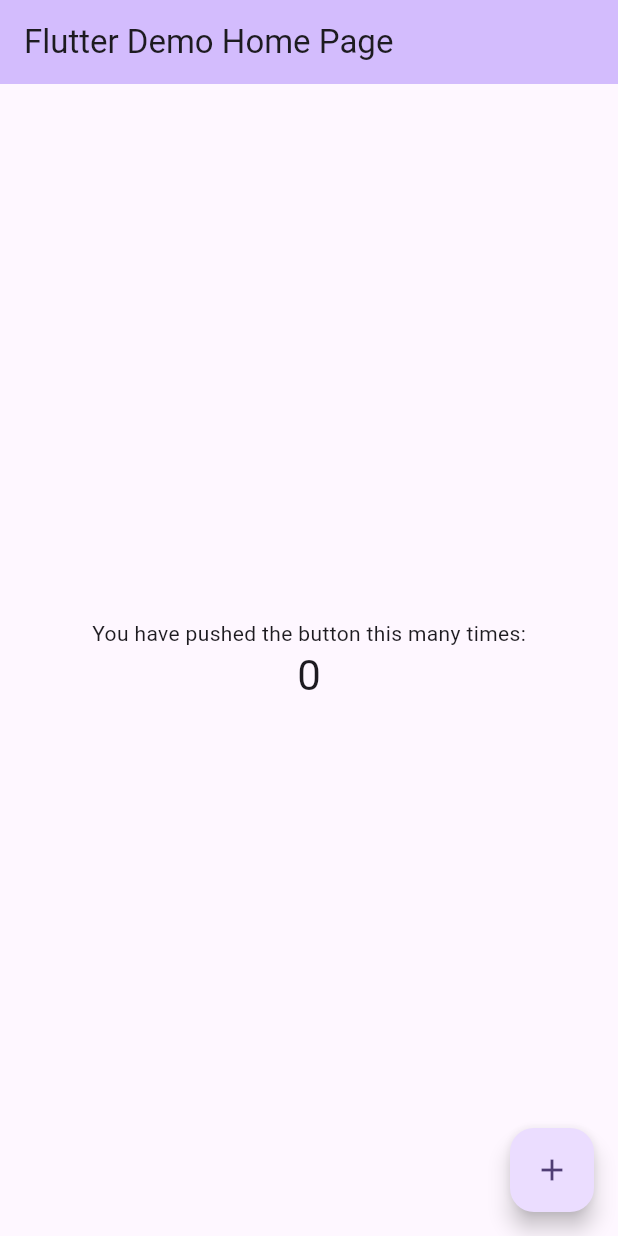
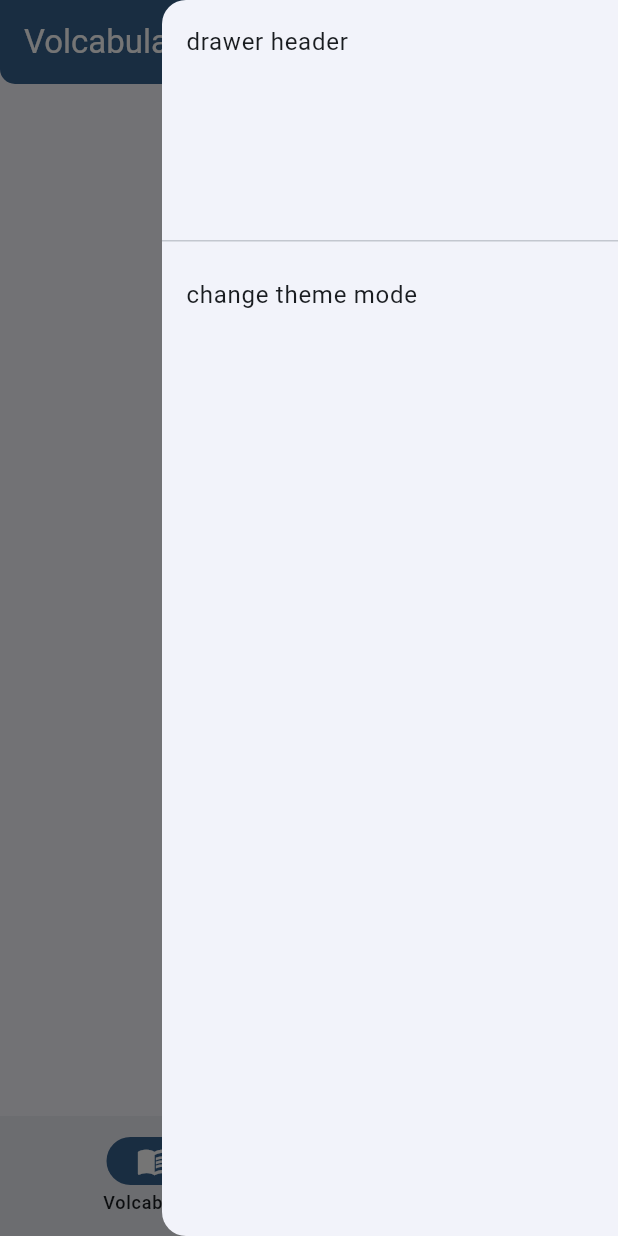
Before and after one commit to DangNguyen1912/VocabDrawer, a Flutter app: the screen it shows after launch, with the side drawer open (before the commit the screen has no drawer), on a phone screen of 412 x 824 dp. Run offline on Flutter 3.47's test engine with Material 3 defaults, Android fonts, the phone set to English and light mode, and no system bars; our stand-ins replace shared_preferences.

Commit message:
set up simple temp ui with dark mode toggle (saved in sharedPreferences)

```diff
--- /dev/null
+++ b/lib/data/models/page_model.dart
@@ -0,0 +1,8 @@
+import 'package:flutter/material.dart';
+
+class PageModel {
+  String name;
+  Widget page;
+  IconData icon;
+  PageModel({required this.name, required this.page, required this.icon});
+}
--- /dev/null
+++ b/lib/data/user_prefs.dart
@@ -0,0 +1,23 @@
+import 'package:flutter/material.dart';
+import 'package:shared_preferences/shared_preferences.dart';
+import 'package:vocab_drawer/main.dart';
+
+class UserPrefs {
+  static SharedPreferences? _prefs;
+
+  static Future<void> init() async {
+    _prefs = await SharedPreferences.getInstance();
+  }
+
+  static bool isDarkMode() {
+    return _prefs?.getBool('is_dark_mode') ?? false;
+  }
+
+  static Future<void> setDarkMode(bool isDark) async {
+    print(isDark);
+    await _prefs?.setBool('is_dark_mode', isDark);
+    currentModeNotifier.value = UserPrefs.isDarkMode()
+        ? ThemeMode.dark
+        : ThemeMode.light;
+  }
+}
--- a/lib/main.dart
+++ b/lib/main.dart
@@ -1,122 +1,49 @@
 import 'package:flutter/material.dart';
+import 'package:vocab_drawer/data/user_prefs.dart';
+import 'package:vocab_drawer/views/page_manager.dart';
 
-void main() {
+ValueNotifier<ThemeMode> currentModeNotifier = ValueNotifier(ThemeMode.system);
+
+void main() async {
+  WidgetsFlutterBinding.ensureInitialized();
+  await UserPrefs.init();
+  currentModeNotifier.value = UserPrefs.isDarkMode()
+      ? ThemeMode.dark
+      : ThemeMode.light;
+
   runApp(const MyApp());
 }
 
 class MyApp extends StatelessWidget {
   const MyApp({super.key});
 
-  // This widget is the root of your application.
   @override
   Widget build(BuildContext context) {
-    return MaterialApp(
-      title: 'Flutter Demo',
-      theme: ThemeData(
-        // This is the theme of your application.
-        //
-        // TRY THIS: Try running your application with "flutter run". You'll see
-        // the application has a purple toolbar. Then, without quitting the app,
-        // try changing the seedColor in the colorScheme below to Colors.green
-        // and then invoke "hot reload" (save your changes or press the "hot
-        // reload" button in a Flutter-supported IDE, or press "r" if you used
-        // the command line to start the app).
-        //
-        // Notice that the counter didn't reset back to zero; the application
-        // state is not lost during the reload. To reset the state, use hot
-        // restart instead.
-        //
-        // This works for code too, not just values: Most code changes can be
-        // tested with just a hot reload.
-        colorScheme: .fromSeed(seedColor: Colors.deepPurple),
-      ),
-      home: const MyHomePage(title: 'Flutter Demo Home Page'),
+    return ValueListenableBuilder(
+      valueListenable: currentModeNotifier,
+      builder: (context, currentMode, child) {
+        print(currentMode);
+        return MaterialApp(
+          title: 'Vocab Drawer',
+          debugShowCheckedModeBanner: false,
+          theme: ThemeData(
+            useMaterial3: true,
+            colorScheme: ColorScheme.fromSeed(
+              seedColor: Colors.blue,
+              brightness: Brightness.light,
+            ),
+          ),
+          darkTheme: ThemeData(
+            useMaterial3: true,
+            colorScheme: ColorScheme.fromSeed(
+              seedColor: Colors.blue,
+              brightness: Brightness.dark,
+            ),
+          ),
+          themeMode: currentMode,
+          home: PageManager(),
+        );
+      },
     );
   }
 }
-
-class MyHomePage extends StatefulWidget {
-  const MyHomePage({super.key, required this.title});
-
-  // This widget is the home page of your application. It is stateful, meaning
-  // that it has a State object (defined below) that contains fields that affect
-  // how it looks.
-
-  // This class is the configuration for the state. It holds the values (in this
-  // case the title) provided by the parent (in this case the App widget) and
-  // used by the build method of the State. Fields in a Widget subclass are
-  // always marked "final".
-
-  final String title;
-
-  @override
-  State<MyHomePage> createState() => _MyHomePageState();
-}
-
-class _MyHomePageState extends State<MyHomePage> {
-  int _counter = 0;
-
-  void _incrementCounter() {
-    setState(() {
-      // This call to setState tells the Flutter framework that something has
-      // changed in this State, which causes it to rerun the build method below
-      // so that the display can reflect the updated values. If we changed
-      // _counter without calling setState(), then the build method would not be
-      // called again, and so nothing would appear to happen.
-      _counter++;
-    });
-  }
-
-  @override
-  Widget build(BuildContext context) {
-    // This method is rerun every time setState is called, for instance as done
-    // by the _incrementCounter method above.
-    //
-    // The Flutter framework has been optimized to make rerunning build methods
-    // fast, so that you can just rebuild anything that needs updating rather
-    // than having to individually change instances of widgets.
-    return Scaffold(
-      appBar: AppBar(
-        // TRY THIS: Try changing the color here to a specific color (to
-        // Colors.amber, perhaps?) and trigger a hot reload to see the AppBar
-        // change color while the other colors stay the same.
-        backgroundColor: Theme.of(context).colorScheme.inversePrimary,
-        // Here we take the value from the MyHomePage object that was created by
-        // the App.build method, and use it to set our appbar title.
-        title: Text(widget.title),
-      ),
-      body: Center(
-        // Center is a layout widget. It takes a single child and positions it
-        // in the middle of the parent.
-        child: Column(
-          // Column is also a layout widget. It takes a list of children and
-          // arranges them vertically. By default, it sizes itself to fit its
-          // children horizontally, and tries to be as tall as its parent.
-          //
-          // Column has various properties to control how it sizes itself and
-          // how it positions its children. Here we use mainAxisAlignment to
-          // center the children vertically; the main axis here is the vertical
-          // axis because Columns are vertical (the cross axis would be
-          // horizontal).
-          //
-          // TRY THIS: Invoke "debug painting" (choose the "Toggle Debug Paint"
-          // action in the IDE, or press "p" in the console), to see the
-          // wireframe for each widget.
-          mainAxisAlignment: .center,
-          children: [
-            const Text('You have pushed the button this many times:'),
-            Text(
-              '$_counter',
-              style: Theme.of(context).textTheme.headlineMedium,
-            ),
-          ],
-        ),
-      ),
-      floatingActionButton: FloatingActionButton(
-        onPressed: _incrementCounter,
-        tooltip: 'Increment',
-        child: const Icon(Icons.add),
-      ),
-    );
-  }
-}
--- /dev/null
+++ b/lib/views/page_manager.dart
@@ -0,0 +1,47 @@
+// ignore_for_file: public_member_api_docs, sort_constructors_first
+import 'package:flutter/material.dart';
+import 'package:vocab_drawer/data/models/page_model.dart';
+import 'package:vocab_drawer/data/user_prefs.dart';
+import 'package:vocab_drawer/widgets/app_bar_widget.dart';
+import 'package:vocab_drawer/views/pages/test.dart';
+import 'package:vocab_drawer/views/pages/volcabulary_page.dart';
+import 'package:vocab_drawer/widgets/navigation_bar_widget.dart';
+
+class PageManager extends StatelessWidget {
+  PageManager({super.key});
+
+  final List<PageModel> _pages = [
+    PageModel(
+      name: "Volcabulary",
+      page: VolcabularyPage(),
+      icon: Icons.menu_book,
+    ),
+    PageModel(name: "test", page: Test(), icon: Icons.adb),
+  ];
+
+  @override
+  Widget build(BuildContext context) {
+    return ValueListenableBuilder(
+      valueListenable: currentPageIndexNovifier,
+      builder: (context, currentPageIndex, child) {
+        return Scaffold(
+          appBar: AppBarWidget(title: _pages[currentPageIndex].name),
+          body: _pages[currentPageIndex].page,
+          bottomNavigationBar: NavigationBarWidget(pages: _pages),
+          endDrawer: Drawer(
+            child: ListView(
+              padding: .zero,
+              children: [
+                DrawerHeader(child: Text("drawer header")),
+                ListTile(
+                  title: Text("change theme mode"),
+                  onTap: () => UserPrefs.setDarkMode(!UserPrefs.isDarkMode()),
+                ),
+              ],
+            ),
+          ),
+        );
+      },
+    );
+  }
+}
--- /dev/null
+++ b/lib/views/pages/test.dart
@@ -0,0 +1,10 @@
+import 'package:flutter/material.dart';
+
+class Test extends StatelessWidget {
+  const Test({super.key});
+
+  @override
+  Widget build(BuildContext context) {
+    return const Center(child: Text("test"));
+  }
+}
--- /dev/null
+++ b/lib/views/pages/volcabulary_page.dart
@@ -0,0 +1,16 @@
+import 'package:flutter/material.dart';
+import 'package:vocab_drawer/main.dart';
+
+class VolcabularyPage extends StatelessWidget {
+  const VolcabularyPage({super.key});
+
+  @override
+  Widget build(BuildContext context) {
+    return ValueListenableBuilder(
+      valueListenable: currentModeNotifier,
+      builder: (context, value, child) {
+        return Center(child: Text(value == .dark ? "dark" : "light"));
+      },
+    );
+  }
+}
--- /dev/null
+++ b/lib/widgets/app_bar_widget.dart
@@ -0,0 +1,25 @@
+import 'package:flutter/material.dart';
+
+class AppBarWidget extends StatelessWidget implements PreferredSizeWidget {
+  const AppBarWidget({super.key, required this.title});
+
+  final String title;
+
+  @override
+  Size get preferredSize => const Size.fromHeight(kToolbarHeight);
+
+  @override
+  Widget build(BuildContext context) {
+    return AppBar(
+      backgroundColor: Theme.of(context).colorScheme.primary,
+      iconTheme: IconThemeData(color: Theme.of(context).colorScheme.onPrimary),
+      shape: const RoundedRectangleBorder(
+        borderRadius: BorderRadius.vertical(bottom: Radius.circular(10)),
+      ),
+      title: Text(
+        title,
+        style: TextStyle(color: Theme.of(context).colorScheme.onPrimary),
+      ),
+    );
+  }
+}
--- /dev/null
+++ b/lib/widgets/navigation_bar_widget.dart
@@ -0,0 +1,37 @@
+import 'package:flutter/material.dart';
+import 'package:vocab_drawer/data/models/page_model.dart';
+
+ValueNotifier<int> currentPageIndexNovifier = ValueNotifier(0);
+
+class NavigationBarWidget extends StatelessWidget {
+  const NavigationBarWidget({super.key, required this.pages});
+  final List<PageModel> pages;
+
+  @override
+  Widget build(BuildContext context) {
+    int currentPageIndex = currentPageIndexNovifier.value;
+    return NavigationBar(
+      onDestinationSelected: (int index) {
+        currentPageIndexNovifier = ValueNotifier(index);
+        currentPageIndex = index;
+      },
+      indicatorColor: Theme.of(context).colorScheme.primary,
+      selectedIndex: currentPageIndex,
+      destinations: pages
+          .map(
+            (page) => NavigationDestination(
+              icon: Icon(
+                page.icon,
+                color: Theme.of(context).colorScheme.primary,
+              ),
+              selectedIcon: Icon(
+                page.icon,
+                color: Theme.of(context).colorScheme.onPrimary,
+              ),
+              label: page.name,
+            ),
+          )
+          .toList(),
+    );
+  }
+}
--- a/pubspec.yaml
+++ b/pubspec.yaml
@@ -34,6 +34,7 @@ dependencies:
   # The following adds the Cupertino Icons font to your application.
   # Use with the CupertinoIcons class for iOS style icons.
   cupertino_icons: ^1.0.8
+  shared_preferences: ^2.5.5
 
 dev_dependencies:
   flutter_test:
```
